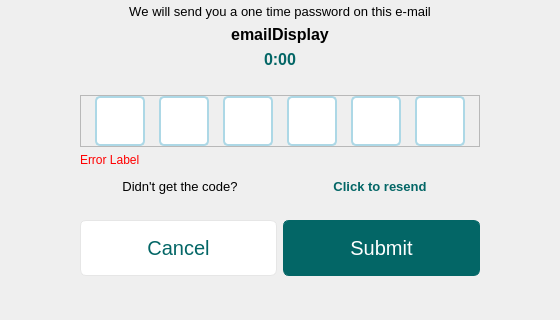
This is screens/ui/authentication/otpVerification.ui in sehae/POS-with-Inventory-System as Qt 5 draws it before an edit; both pictures show x 232 to 792 and y 218 to 538 of the 1024 by 768 pixel window. The edited form follows.
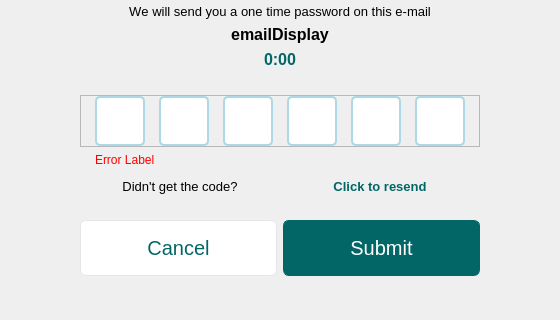
This is the edited form. Icons and pictures are not drawn.

The edit to the form file:
```diff
--- a/screens/ui/authentication/otpVerification.ui
+++ b/screens/ui/authentication/otpVerification.ui
@@ -410,6 +410,9 @@
            <property name="text">
             <string>Error Label</string>
            </property>
+           <property name="indent">
+            <number>15</number>
+           </property>
           </widget>
          </item>
          <item>
```
Left out of the diff: 30 changed lines with no effect on the pictures.
